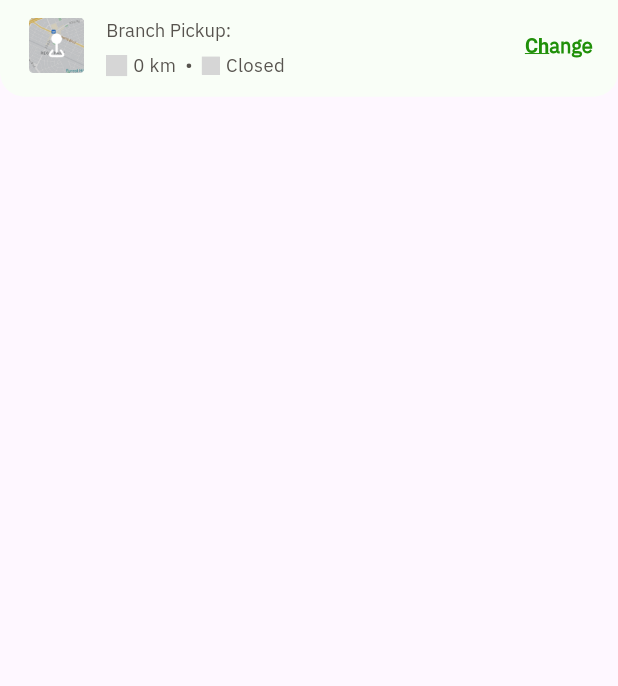
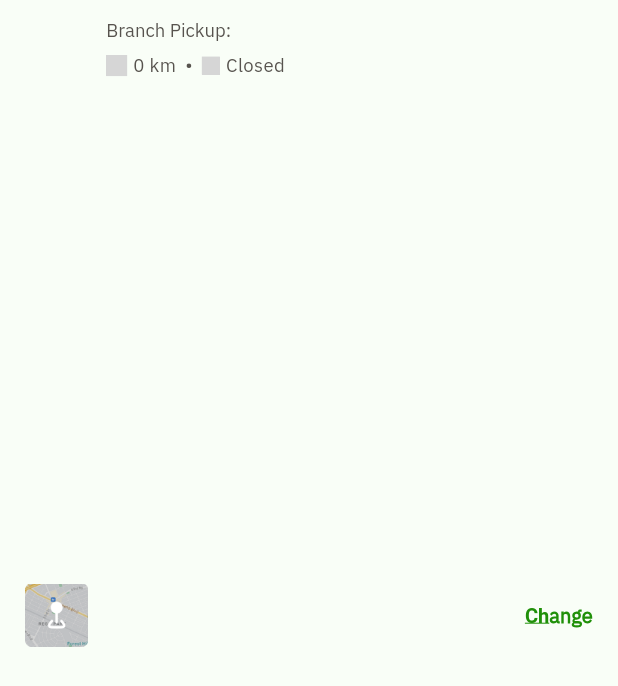
Before and after one commit to ahmedhesham2000/coladaTask, a Flutter app: the BranchInfo widget shown alone on an empty page, opened directly with empty values, on a phone screen of 412 x 824 dp. Shown: the top 686 px of the screen. Run offline on Flutter 3.47's test engine with Material 3 defaults, Android fonts, the phone set to English and light mode, and no system bars; our stand-ins replace cached_network_image, dartz, dio, easy_localization, equatable, flutter_phoenix and 8 more; missing offline and left inert: svg_flutter; accounts and stored records are empty; generated files the repository leaves out were written again; network calls fail; grey boxes are pictures that could not be loaded.

Commit message:
chore: remove unused APK file and update branch_info widget layout

```diff
--- a/lib/features/menu/presentation/widgets/branch_info.dart
+++ b/lib/features/menu/presentation/widgets/branch_info.dart
@@ -15,7 +15,6 @@ class BranchInfo extends StatelessWidget {
   Widget build(BuildContext context) {
     return Container(
       width: double.infinity,
-      height: 66.h,
       decoration: const BoxDecoration(
         color: Color(0xFFF9FEF7),
         borderRadius: BorderRadius.only(
--- a/lib/main.dart
+++ b/lib/main.dart
@@ -27,9 +27,7 @@ void main() async {
       : const Locale('en', 'US');
   runApp(
     ProviderScope(
-      observers: [
-        // LoggerObserver(), // Uncomment if you want to log provider changes
-      ],
+      observers: [],
       child: EasyLocalization(
         supportedLocales: const [Locale('ar', 'EG'), Locale('en', 'US')],
         path: 'assets/translations',
```
Also changed, not shown: 1 other file.
